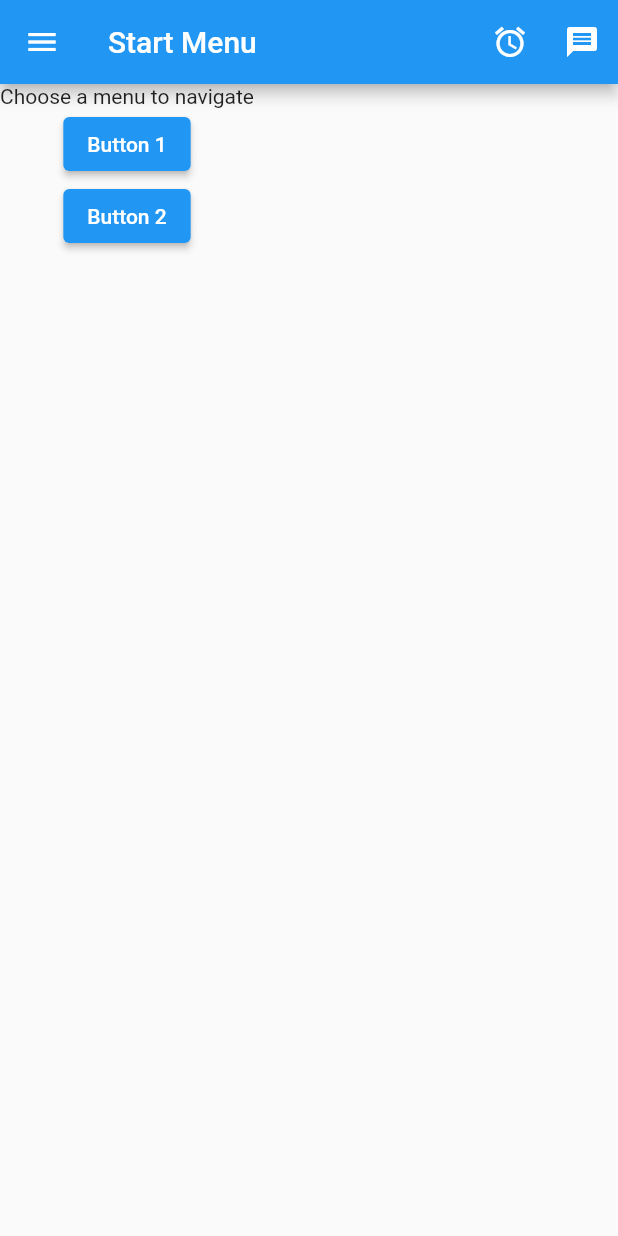
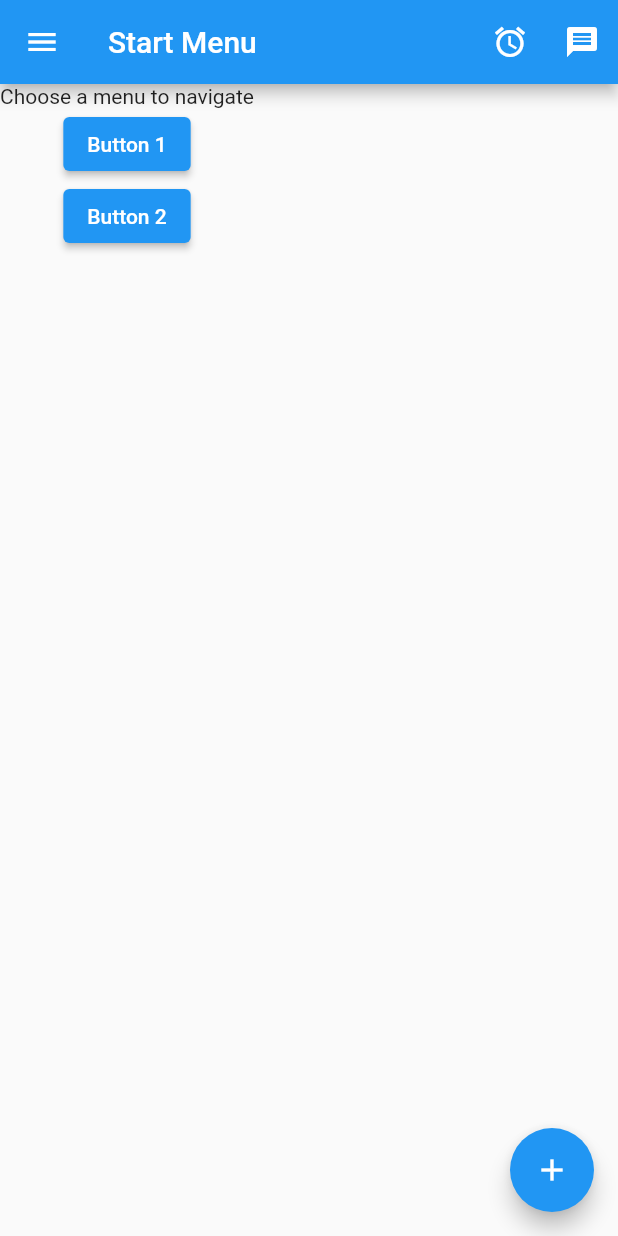
Before and after one commit to swatsam29/swati-mobapp02, a Flutter app: the screen it shows after launch, on a phone screen of 412 x 824 dp. Run offline on Flutter 3.47's test engine with Material 2 defaults, Android fonts, the phone set to English and light mode, and no system bars.

Commit message:
Floating Action

```diff
--- a/lib/viewscreen/start_screen.dart
+++ b/lib/viewscreen/start_screen.dart
@@ -70,6 +70,14 @@ class StartScreen extends StatelessWidget {
           ),
         ],
       ),
+      floatingActionButton: FloatingActionButton(
+        onPressed: () {
+        showSnackBar(context: context, message: 'Floating Action Button');
+      },
+      child: const Icon(Icons.add),
+      ),
+
+
     );
   }
 }
```
